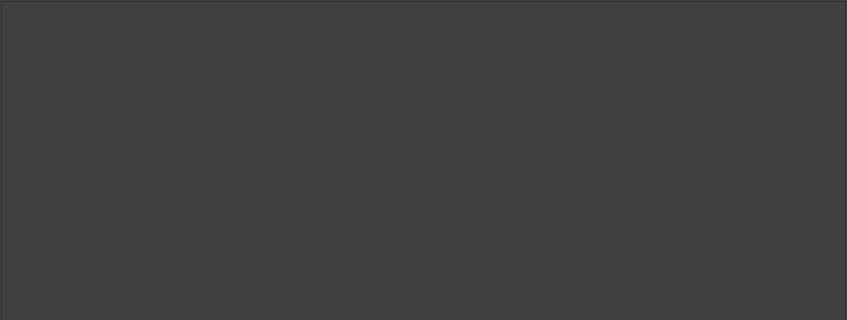
Qt form ImageProcessingPlatform/UI/TragListDialog.ui (yangreest/ImageProcessingPlatform) before a commit; both pictures show x 0 to 847 and y 0 to 320 of the 847 by 624 pixel window.
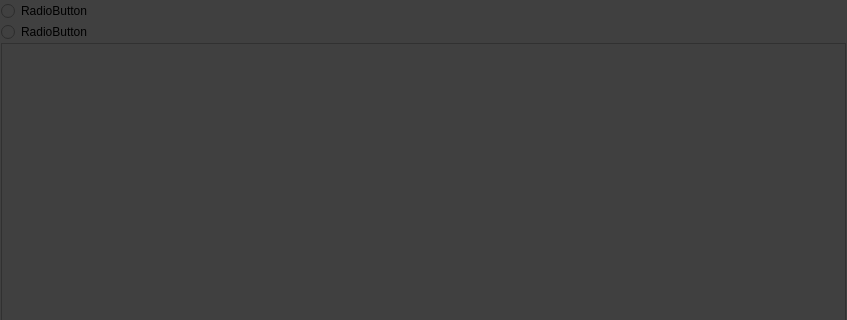
The same form after that commit.

What changed in the file:
```diff
--- a/ImageProcessingPlatform/UI/TragListDialog.ui
+++ b/ImageProcessingPlatform/UI/TragListDialog.ui
@@ -32,6 +32,20 @@
    <property name="bottomMargin">
     <number>1</number>
    </property>
+   <item>
+    <widget class="QRadioButton" name="radioButton">
+     <property name="text">
+      <string>RadioButton</string>
+     </property>
+    </widget>
+   </item>
+   <item>
+    <widget class="QRadioButton" name="radioButton_2">
+     <property name="text">
+      <string>RadioButton</string>
+     </property>
+    </widget>
+   </item>
    <item>
     <widget class="QListWidget" name="listWidget"/>
    </item>
```
